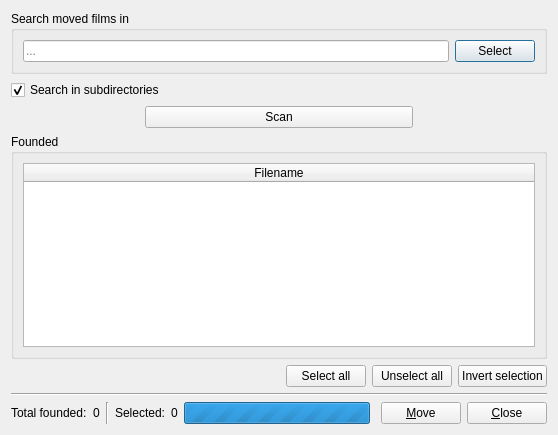
The window that src/movedfilmswindow.ui (eugene-melnik/alexandra) describes before a commit, drawn with Qt 5.
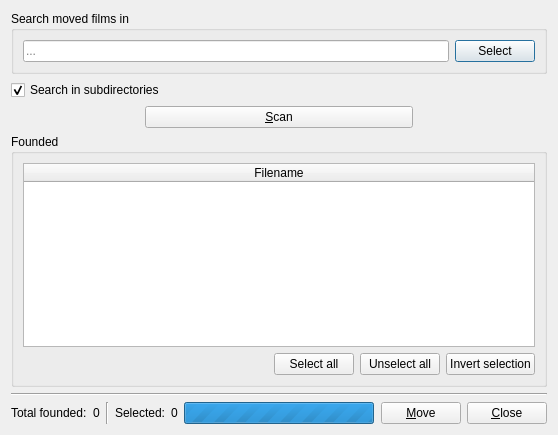
The same window after the commit. Icons and pictures are not drawn.

The edit to the form file:
```diff
--- a/src/movedfilmswindow.ui
+++ b/src/movedfilmswindow.ui
@@ -78,7 +78,7 @@
      <item>
       <widget class="QPushButton" name="bScan">
        <property name="text">
-        <string>Scan</string>
+        <string>&amp;Scan</string>
        </property>
       </widget>
      </item>
@@ -102,8 +102,14 @@
      <property name="title">
       <string>Founded</string>
      </property>
-     <layout class="QGridLayout" name="gridLayout">
-      <item row="0" column="0">
+     <layout class="QVBoxLayout" name="verticalLayout_2">
+      <property name="leftMargin">
+       <number>9</number>
+      </property>
+      <property name="topMargin">
+       <number>9</number>
+      </property>
+      <item>
        <widget class="QTableWidget" name="twFounded">
         <property name="editTriggers">
          <set>QAbstractItemView::NoEditTriggers</set>
@@ -148,11 +154,8 @@
         </column>
        </widget>
       </item>
-     </layout>
-    </widget>
-   </item>
    <item>
-    <layout class="QHBoxLayout" name="hl2">
+       <layout class="QHBoxLayout" name="layoutSelection">
      <item>
       <spacer name="hs3">
        <property name="orientation">
@@ -189,6 +192,9 @@
      </item>
     </layout>
    </item>
+     </layout>
+    </widget>
+   </item>
    <item>
     <widget class="Line" name="l1">
      <property name="orientation">
@@ -253,7 +259,7 @@
        </property>
        <property name="sizeHint" stdset="0">
         <size>
-         <width>5</width>
+         <width>1</width>
          <height>20</height>
         </size>
        </property>
```
Left out of the diff: 18 changed lines with no effect on the pictures. Lines whose indentation alone changed are shown as unchanged.
